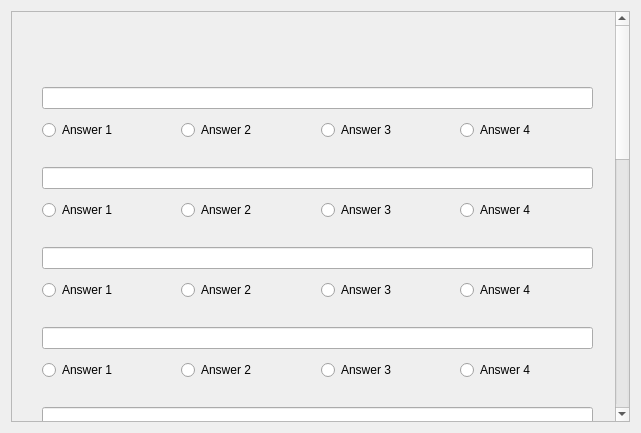
This is studyProject/createtaskwindow.ui in fenrirm/study_project as Qt 5 draws it before an edit. The edited form follows.
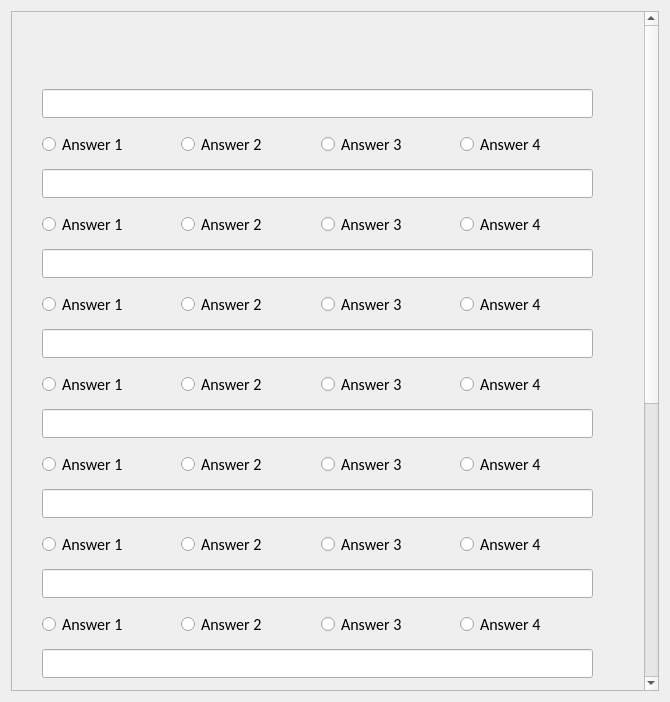
This is the edited form. Icons and pictures are not drawn.

What changed in the file:
```diff
--- a/studyProject/createtaskwindow.ui
+++ b/studyProject/createtaskwindow.ui
@@ -6,8 +6,8 @@
    <rect>
     <x>0</x>
     <y>0</y>
-    <width>641</width>
-    <height>433</height>
+    <width>670</width>
+    <height>702</height>
    </rect>
   </property>
   <property name="maximumSize">
@@ -31,6 +31,12 @@
   <layout class="QGridLayout" name="gridLayout">
    <item row="0" column="1">
     <widget class="QScrollArea" name="scrollArea">
+     <property name="font">
+      <font>
+       <family>Calibri</family>
+       <pointsize>12</pointsize>
+      </font>
+     </property>
      <property name="verticalScrollBarPolicy">
       <enum>Qt::ScrollBarAlwaysOn</enum>
      </property>
@@ -44,7 +50,7 @@
       <property name="geometry">
        <rect>
         <x>0</x>
-        <y>-758</y>
+        <y>0</y>
         <width>600</width>
         <height>1167</height>
        </rect>
@@ -55,17 +61,36 @@
          <x>30</x>
          <y>150</y>
          <width>551</width>
-         <height>65</height>
+         <height>85</height>
         </rect>
        </property>
+       <property name="font">
+        <font>
+         <family>Calibri</family>
+         <pointsize>12</pointsize>
+        </font>
+       </property>
        <layout class="QVBoxLayout" name="verticalLayout_2">
         <item>
-         <widget class="QLineEdit" name="lineEditTest2"/>
+         <widget class="QLineEdit" name="lineEditTest2">
+          <property name="font">
+           <font>
+            <family>Calibri</family>
+            <pointsize>12</pointsize>
+           </font>
+          </property>
+         </widget>
         </item>
         <item>
          <layout class="QHBoxLayout" name="horizontalLayout_2">
           <item>
            <widget class="QRadioButton" name="radioButton2_1">
+            <property name="font">
+             <font>
+              <family>Calibri</family>
+              <pointsize>12</pointsize>
+             </font>
+            </property>
             <property name="text">
              <string>Answer 1</string>
             </property>
@@ -73,6 +98,12 @@
           </item>
           <item>
            <widget class="QRadioButton" name="radioButton2_2">
+            <property name="font">
+             <font>
+              <family>Calibri</family>
+              <pointsize>12</pointsize>
+             </font>
+            </property>
             <property name="text">
              <string>Answer 2</string>
             </property>
@@ -80,6 +111,12 @@
           </item>
           <item>
            <widget class="QRadioButton" name="radioButton2_3">
+            <property name="font">
+             <font>
+              <family>Calibri</family>
+              <pointsize>12</pointsize>
+             </font>
+            </property>
             <property name="text">
              <string>Answer 3</string>
             </property>
@@ -87,6 +124,12 @@
           </item>
           <item>
            <widget class="QRadioButton" name="radioButton2_4">
+            <property name="font">
+             <font>
+              <family>Calibri</family>
+              <pointsize>12</pointsize>
+             </font>
+            </property>
             <property name="text">
              <string>Answer 4</string>
             </property>
@@ -102,17 +145,36 @@
          <x>30</x>
          <y>230</y>
          <width>551</width>
-         <height>65</height>
+         <height>85</height>
         </rect>
        </property>
+       <property name="font">
+        <font>
+         <family>Calibri</family>
+         <pointsize>12</pointsize>
+        </font>
+       </property>
        <layout class="QVBoxLayout" name="verticalLayout_3">
         <item>
-         <widget class="QLineEdit" name="lineEditTest3"/>
+         <widget class="QLineEdit" name="lineEditTest3">
+          <property name="font">
+           <font>
+            <family>Calibri</family>
+            <pointsize>12</pointsize>
+           </font>
+          </property>
+         </widget>
         </item>
         <item>
          <layout class="QHBoxLayout" name="horizontalLayout_3">
           <item>
            <widget class="QRadioButton" name="radioButton3_1">
+            <property name="font">
+             <font>
+              <family>Calibri</family>
+              <pointsize>12</pointsize>
+             </font>
+            </property>
             <property name="text">
              <string>Answer 1</string>
             </property>
@@ -120,6 +182,12 @@
           </item>
           <item>
            <widget class="QRadioButton" name="radioButton3_2">
+            <property name="font">
+             <font>
+              <family>Calibri</family>
+              <pointsize>12</pointsize>
+             </font>
+            </property>
             <property name="text">
              <string>Answer 2</string>
             </property>
@@ -127,6 +195,12 @@
           </item>
           <item>
            <widget class="QRadioButton" name="radioButton3_3">
+            <property name="font">
+             <font>
+              <family>Calibri</family>
+              <pointsize>12</pointsize>
+             </font>
+            </property>
             <property name="text">
              <string>Answer 3</string>
             </property>
@@ -134,6 +208,12 @@
           </item>
           <item>
            <widget class="QRadioButton" name="radioButton3_4">
+            <property name="font">
+             <font>
+              <family>Calibri</family>
+              <pointsize>12</pointsize>
+             </font>
+            </property>
             <property name="text">
              <string>Answer 4</string>
             </property>
@@ -149,17 +229,36 @@
          <x>30</x>
          <y>310</y>
          <width>551</width>
-         <height>65</height>
+         <height>85</height>
         </rect>
        </property>
+       <property name="font">
+        <font>
+         <family>Calibri</family>
+         <pointsize>12</pointsize>
+        </font>
+       </property>
        <layout class="QVBoxLayout" name="verticalLayout_4">
         <item>
-         <widget class="QLineEdit" name="lineEditTest4"/>
+         <widget class="QLineEdit" name="lineEditTest4">
+          <property name="font">
+           <font>
+            <family>Calibri</family>
+            <pointsize>12</pointsize>
+           </font>
+          </property>
+         </widget>
         </item>
         <item>
          <layout class="QHBoxLayout" name="horizontalLayout_4">
           <item>
            <widget class="QRadioButton" name="radioButton4_1">
+            <property name="font">
+             <font>
+              <family>Calibri</family>
+              <pointsize>12</pointsize>
+             </font>
+            </property>
             <property name="text">
              <string>Answer 1</string>
             </property>
@@ -167,6 +266,12 @@
           </item>
           <item>
            <widget class="QRadioButton" name="radioButton4_2">
+            <property name="font">
+             <font>
+              <family>Calibri</family>
+              <pointsize>12</pointsize>
+             </font>
+            </property>
             <property name="text">
              <string>Answer 2</string>
             </property>
@@ -174,6 +279,12 @@
           </item>
           <item>
            <widget class="QRadioButton" name="radioButton4_3">
+            <property name="font">
+             <font>
+              <family>Calibri</family>
+              <pointsize>12</pointsize>
+             </font>
+            </property>
             <property name="text">
              <string>Answer 3</string>
             </property>
@@ -181,6 +292,12 @@
           </item>
           <item>
            <widget class="QRadioButton" name="radioButton4_4">
+            <property name="font">
+             <font>
+              <family>Calibri</family>
+              <pointsize>12</pointsize>
+             </font>
+            </property>
             <property name="text">
              <string>Answer 4</string>
             </property>
@@ -196,17 +313,36 @@
          <x>30</x>
          <y>390</y>
          <width>551</width>
-         <height>65</height>
+         <height>85</height>
         </rect>
        </property>
+       <property name="font">
+        <font>
+         <family>Calibri</family>
+         <pointsize>12</pointsize>
+        </font>
+       </property>
        <layout class="QVBoxLayout" name="verticalLayout_5">
         <item>
-         <widget class="QLineEdit" name="lineEditTest5"/>
+         <widget class="QLineEdit" name="lineEditTest5">
+          <property name="font">
+           <font>
+            <family>Calibri</family>
+            <pointsize>12</pointsize>
+           </font>
+          </property>
+         </widget>
         </item>
         <item>
          <layout class="QHBoxLayout" name="horizontalLayout_5">
           <item>
            <widget class="QRadioButton" name="radioButton5_1">
+            <property name="font">
+             <font>
+              <family>Calibri</family>
+              <pointsize>12</pointsize>
+             </font>
+            </property>
             <property name="text">
              <string>Answer 1</string>
             </property>
@@ -214,6 +350,12 @@
           </item>
           <item>
            <widget class="QRadioButton" name="radioButton5_2">
+            <property name="font">
+             <font>
+              <family>Calibri</family>
+              <pointsize>12</pointsize>
+             </font>
+            </property>
             <property name="text">
              <string>Answer 2</string>
             </property>
@@ -221,6 +363,12 @@
           </item>
           <item>
            <widget class="QRadioButton" name="radioButton5_3">
+            <property name="font">
+             <font>
+              <family>Calibri</family>
+              <pointsize>12</pointsize>
+             </font>
+            </property>
             <property name="text">
              <string>Answer 3</string>
             </property>
@@ -228,6 +376,12 @@
           </item>
           <item>
            <widget class="QRadioButton" name="radioButton5_4">
+            <property name="font">
+             <font>
+              <family>Calibri</family>
+              <pointsize>12</pointsize>
+             </font>
+            </property>
             <property name="text">
              <string>Answer 4</string>
             </property>
@@ -243,17 +397,36 @@
          <x>30</x>
          <y>470</y>
          <width>551</width>
-         <height>65</height>
+         <height>85</height>
         </rect>
        </property>
+       <property name="font">
+        <font>
+         <family>Calibri</family>
+         <pointsize>12</pointsize>
+        </font>
+       </property>
        <layout class="QVBoxLayout" name="verticalLayout_6">
         <item>
-         <widget class="QLineEdit" name="lineEditTest6"/>
+         <widget class="QLineEdit" name="lineEditTest6">
+          <property name="font">
+           <font>
+            <family>Calibri</family>
+            <pointsize>12</pointsize>
+           </font>
+          </property>
+         </widget>
         </item>
         <item>
          <layout class="QHBoxLayout" name="horizontalLayout_6">
           <item>
            <widget class="QRadioButton" name="radioButton6_1">
+            <property name="font">
+             <font>
+              <family>Calibri</family>
+              <pointsize>12</pointsize>
+             </font>
+            </property>
             <property name="text">
              <string>Answer 1</string>
             </property>
@@ -261,6 +434,12 @@
           </item>
           <item>
            <widget class="QRadioButton" name="radioButton6_2">
+            <property name="font">
+             <font>
+              <family>Calibri</family>
+              <pointsize>12</pointsize>
+             </font>
+            </property>
             <property name="text">
              <string>Answer 2</string>
             </property>
@@ -268,6 +447,12 @@
           </item>
           <item>
            <widget class="QRadioButton" name="radioButton6_3">
+            <property name="font">
+             <font>
+              <family>Calibri</family>
+              <pointsize>12</pointsize>
+             </font>
+            </property>
             <property name="text">
              <string>Answer 3</string>
             </property>
@@ -275,6 +460,12 @@
           </item>
           <item>
            <widget class="QRadioButton" name="radioButton6_4">
+            <property name="font">
+             <font>
+              <family>Calibri</family>
+              <pointsize>12</pointsize>
+             </font>
+            </property>
             <property name="text">
              <string>Answer 4</string>
             </property>
@@ -290,17 +481,36 @@
          <x>30</x>
          <y>550</y>
          <width>551</width>
-         <height>65</height>
+         <height>85</height>
         </rect>
        </property>
+       <property name="font">
+        <font>
+         <family>Calibri</family>
+         <pointsize>12</pointsize>
+        </font>
+       </property>
        <layout class="QVBoxLayout" name="verticalLayout_7">
         <item>
-         <widget class="QLineEdit" name="lineEditTest7"/>
+         <widget class="QLineEdit" name="lineEditTest7">
+          <property name="font">
+           <font>
+            <family>Calibri</family>
+            <pointsize>12</pointsize>
+           </font>
+          </property>
+         </widget>
         </item>
         <item>
          <layout class="QHBoxLayout" name="horizontalLayout_7">
           <item>
            <widget class="QRadioButton" name="radioButton7_1">
+            <property name="font">
+             <font>
+              <family>Calibri</family>
+              <pointsize>12</pointsize>
+             </font>
+            </property>
             <property name="text">
              <string>Answer 1</string>
             </property>
@@ -308,6 +518,12 @@
           </item>
           <item>
            <widget class="QRadioButton" name="radioButton7_2">
+            <property name="font">
+             <font>
+              <family>Calibri</family>
+              <pointsize>12</pointsize>
+             </font>
+            </property>
             <property name="text">
              <string>Answer 2</string>
             </property>
@@ -315,6 +531,12 @@
           </item>
           <item>
            <widget class="QRadioButton" name="radioButton7_3">
+            <property name="font">
+             <font>
+              <family>Calibri</family>
+              <pointsize>12</pointsize>
+             </font>
+            </property>
             <property name="text">
              <string>Answer 3</string>
             </property>
@@ -322,6 +544,12 @@
           </item>
           <item>
            <widget class="QRadioButton" name="radioButton7_4">
+            <property name="font">
+             <font>
+              <family>Calibri</family>
+              <pointsize>12</pointsize>
+             </font>
+            </property>
             <property name="text">
              <string>Answer 4</string>
             </property>
@@ -337,12 +565,25 @@
          <x>30</x>
          <y>630</y>
          <width>551</width>
-         <height>65</height>
+         <height>85</height>
         </rect>
        </property>
+       <property name="font">
+        <font>
+         <family>Calibri</family>
+         <pointsize>12</pointsize>
+        </font>
+       </property>
        <layout class="QVBoxLayout" name="verticalLayout_8">
         <item>
-         <widget class="QLineEdit" name="lineEditTest8"/>
+         <widget class="QLineEdit" name="lineEditTest8">
+          <property name="font">
+           <font>
+            <family>Calibri</family>
+            <pointsize>12</pointsize>
+           </font>
+          </property>
+         </widget>
         </item>
         <item>
          <layout class="QHBoxLayout" name="horizontalLayout_8">
@@ -585,17 +826,36 @@
          <x>30</x>
          <y>70</y>
          <width>551</width>
-         <height>65</height>
+         <height>85</height>
         </rect>
        </property>
+       <property name="font">
+        <font>
+         <family>Calibri</family>
+         <pointsize>12</pointsize>
+        </font>
+       </property>
        <layout class="QVBoxLayout" name="verticalLayout">
         <item>
-         <widget class="QLineEdit" name="lineEditTest1"/>
+         <widget class="QLineEdit" name="lineEditTest1">
+          <property name="font">
+           <font>
+            <family>Calibri</family>
+            <pointsize>12</pointsize>
+           </font>
+          </property>
+         </widget>
         </item>
         <item>
          <layout class="QHBoxLayout" name="horizontalLayout">
           <item>
            <widget class="QRadioButton" name="radioButton1_1">
+            <property name="font">
+             <font>
+              <family>Calibri</family>
+              <pointsize>12</pointsize>
+             </font>
+            </property>
             <property name="text">
              <string>Answer 1</string>
             </property>
@@ -603,6 +863,12 @@
           </item>
           <item>
            <widget class="QRadioButton" name="radioButton1_2">
+            <property name="font">
+             <font>
+              <family>Calibri</family>
+              <pointsize>12</pointsize>
+             </font>
+            </property>
             <property name="text">
              <string>Answer 2</string>
             </property>
@@ -610,6 +876,12 @@
           </item>
           <item>
            <widget class="QRadioButton" name="radioButton1_3">
+            <property name="font">
+             <font>
+              <family>Calibri</family>
+              <pointsize>12</pointsize>
+             </font>
+            </property>
             <property name="text">
              <string>Answer 3</string>
             </property>
@@ -617,6 +889,12 @@
           </item>
           <item>
            <widget class="QRadioButton" name="radioButton1_4">
+            <property name="font">
+             <font>
+              <family>Calibri</family>
+              <pointsize>12</pointsize>
+             </font>
+            </property>
             <property name="text">
              <string>Answer 4</string>
             </property>
```
Left out of the diff: 180 changed lines with no effect on the pictures.
